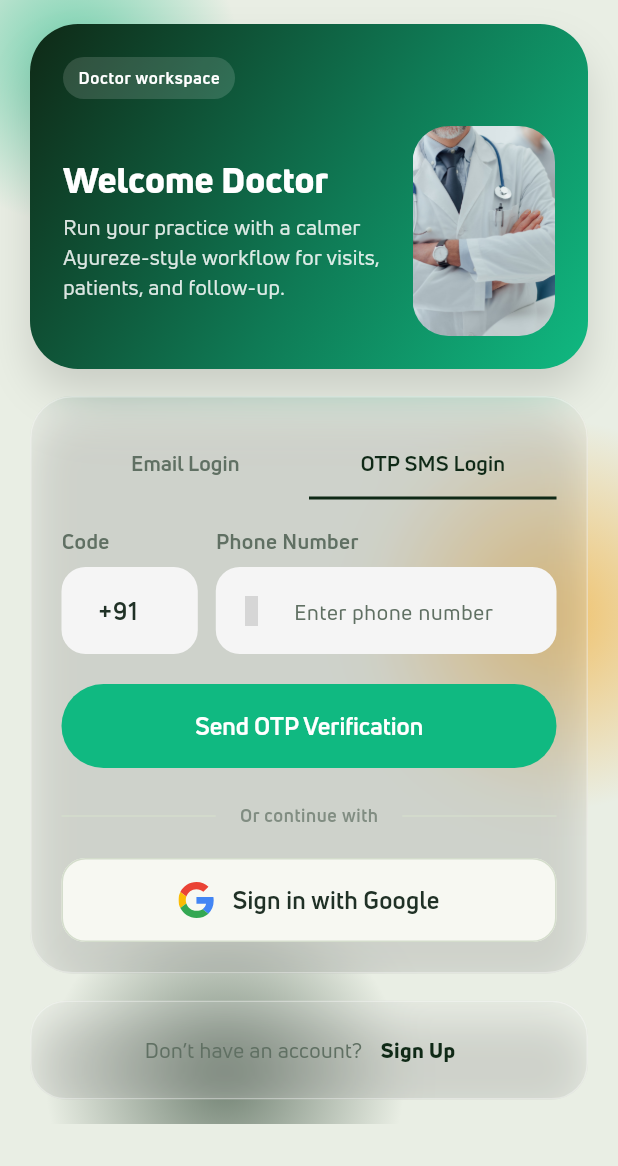
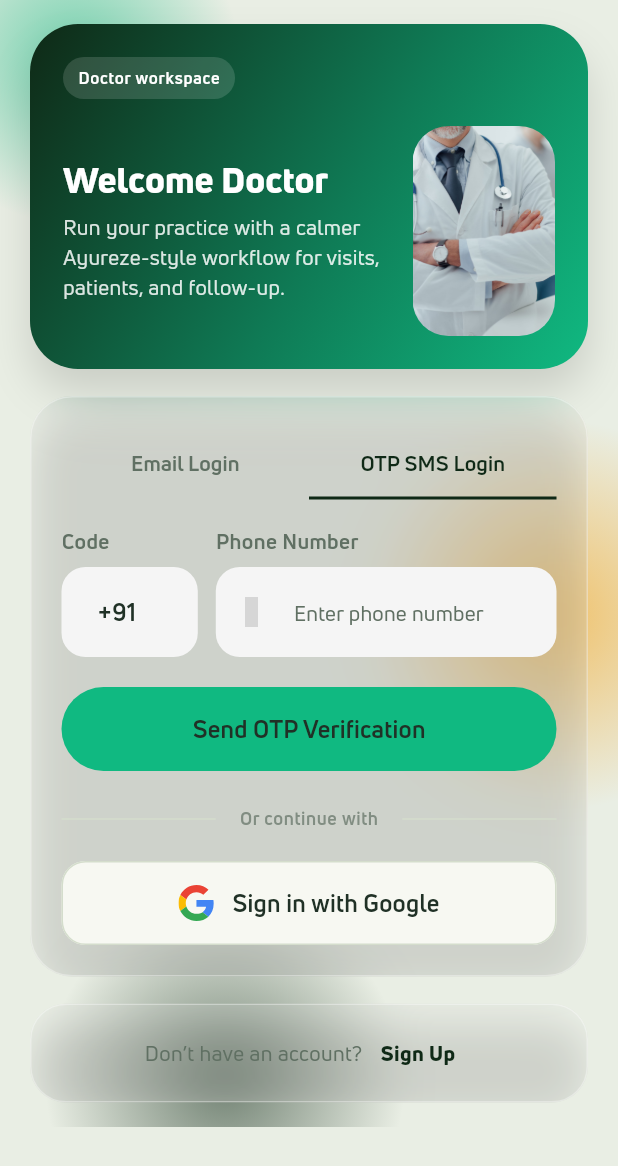
Before and after one commit to subgit9-a11y/docv1, a Flutter app: the screen it shows after launch, after a tap on "OTP SMS Login", on a phone screen of 412 x 824 dp. Shown: the top 1166 px of the screen. Run offline on Flutter 3.47's test engine with Material 3 defaults, Android fonts, the phone set to English and light mode, and no system bars; our stand-ins replace audioplayers, cached_network_image, cloud_firestore, connectivity_plus, country_picker, dio and 27 more; missing offline and left inert: agora_rtc_engine, pip_view, record, syncfusion_flutter_pdfviewer; accounts and stored records are empty; generated files the repository leaves out were written again; network calls fail; project files that could hold a hidden picture were left out; grey boxes are pictures that could not be loaded.

Commit message:
Converge the Osler kit widgets themselves onto theme tokens
The shared widgets under lib/widgets/osler_*.dart were, ironically, the
one place still using raw TextStyle(fontSize: ...) instead of the
tokens they exist to enforce everywhere else. Exact-match only, same
as the rest of this rollout: fontSize 12/14/15/16 -> bodySmall/
bodyMedium/bodyLarge/titleMedium with .copyWith() for weight/color,
EdgeInsets.all(8/16/24) -> spaceSm/spaceLg/space2xl. osler_hero.dart
was already using textTheme but carried redundant fontSize overrides
that just repeated the base style's own size - removed those.

Left alone: every fontSize/EdgeInsets/BorderRadius value with no exact
token match (10, 18, 20/6, 20/18, and several corner radii not on the
named scale).

Co-Authored-By: Claude Sonnet 5 <noreply@anthropic.com>
Claude-Session: https://claude.ai/code/session_017SbDy8BpM1GNs7r7A7awx7

```diff
--- a/lib/widgets/osler_button.dart
+++ b/lib/widgets/osler_button.dart
@@ -80,10 +80,10 @@ class OslerButton extends StatelessWidget {
                         ],
                         Text(
                           text,
-                          style: const TextStyle(
-                            fontWeight: FontWeight.w700,
-                            fontSize: 16,
-                          ),
+                          style: Theme.of(context)
+                              .textTheme
+                              .titleMedium
+                              ?.copyWith(fontWeight: FontWeight.w700),
                         ),
                       ],
                     ),
--- a/lib/widgets/osler_dropdown.dart
+++ b/lib/widgets/osler_dropdown.dart
@@ -29,7 +29,10 @@ class OslerDropdown extends StatelessWidget {
       children: [
         Text(
           label,
-          style: const TextStyle(fontWeight: FontWeight.w600, fontSize: 14),
+          style: Theme.of(context)
+              .textTheme
+              .bodyMedium
+              ?.copyWith(fontWeight: FontWeight.w600),
         ),
         const SizedBox(height: 8),
         DropdownButtonFormField<String>(
--- a/lib/widgets/osler_hero.dart
+++ b/lib/widgets/osler_hero.dart
@@ -40,7 +40,6 @@ class OslerHero extends StatelessWidget {
                 eyebrow!,
                 style: textTheme.labelSmall?.copyWith(
                   color: Colors.white,
-                  fontSize: 11,
                   fontWeight: FontWeight.w700,
                   letterSpacing: 0.4,
                 ),
@@ -52,7 +51,6 @@ class OslerHero extends StatelessWidget {
             title,
             style: textTheme.headlineSmall?.copyWith(
               color: Colors.white,
-              fontSize: 24,
               height: 1.05,
               fontWeight: FontWeight.w800,
             ),
@@ -63,7 +61,6 @@ class OslerHero extends StatelessWidget {
               subtitle!,
               style: textTheme.bodyMedium?.copyWith(
                 color: Colors.white.withValues(alpha: 0.78),
-                fontSize: 14,
                 height: 1.4,
               ),
             ),
--- a/lib/widgets/osler_input.dart
+++ b/lib/widgets/osler_input.dart
@@ -39,7 +39,10 @@ class OslerInput extends StatelessWidget {
       children: [
         Text(
           label,
-          style: const TextStyle(fontWeight: FontWeight.w600, fontSize: 14),
+          style: Theme.of(context)
+              .textTheme
+              .bodyMedium
+              ?.copyWith(fontWeight: FontWeight.w600),
         ),
         const SizedBox(height: 8),
         TextFormField(
@@ -51,7 +54,10 @@ class OslerInput extends StatelessWidget {
           readOnly: readOnly,
           onTap: onTap,
           validator: validator,
-          style: const TextStyle(fontSize: 16, fontWeight: FontWeight.w600),
+          style: Theme.of(context)
+              .textTheme
+              .titleMedium
+              ?.copyWith(fontWeight: FontWeight.w600),
           decoration: InputDecoration(
             hintText: hint,
             filled: true,
```
Also changed, not shown: lib/widgets/osler_alert.dart (+4 -6 lines), lib/widgets/osler_chat_bubble.dart (+9 -7 lines), lib/widgets/osler_checkbox.dart (+6 -7 lines), lib/widgets/osler_loader.dart (+5 -6 lines), lib/widgets/osler_modal.dart (+8 -9 lines), lib/widgets/osler_tag.dart (+4 -5 lines), lib/widgets/osler_toast.dart (+5 -6 lines), lib/widgets/osler_tooltip.dart (+4 -5 lines).
